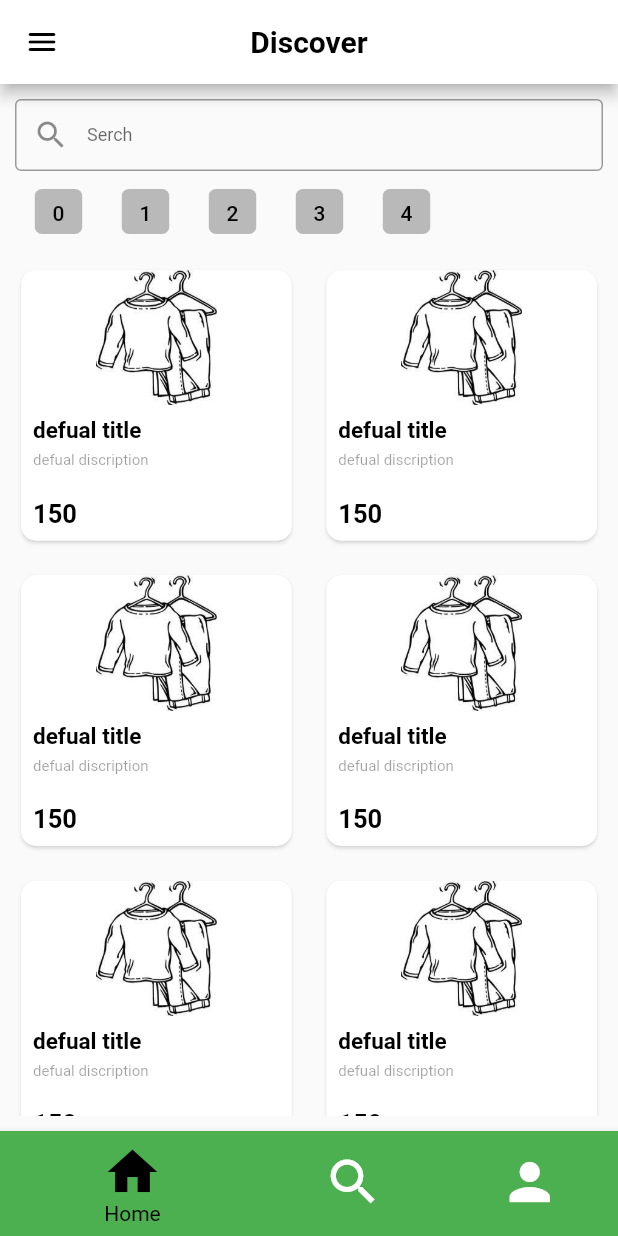
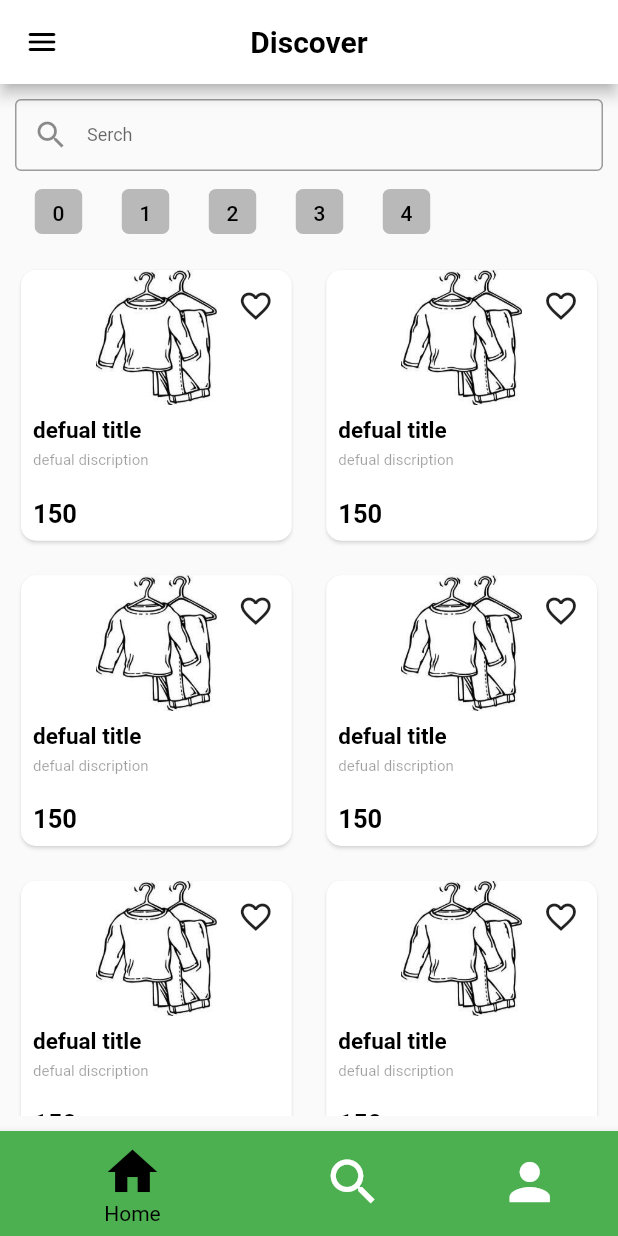
Before and after one commit to Krupal01/shopping_application_bloc_demo, a Flutter app: the HomeScreen screen opened by its route, on a phone screen of 412 x 824 dp. Run offline on Flutter 3.47's test engine with Material 2 defaults, Android fonts, the phone set to English and light mode, and no system bars.

Commit message:
ADD : favorite in item

```diff
--- a/lib/widgets/shopping_item.dart
+++ b/lib/widgets/shopping_item.dart
@@ -1,12 +1,11 @@
-
 import 'package:flutter/material.dart';
 import 'package:shopping_application_bloc_demo/widgets/spacer.dart';
 
-class ShoppingItem extends StatelessWidget {
+class ShoppingItem extends StatefulWidget {
   final double? height, width;
   final String imageUrl;
   final String? title, discription, price;
-  final bool? isFavorite;
+  bool? isFavorite;
   final Function? onFavoriteTap;
   final Function? onItemTap;
   final Function? onAddToCart;
@@ -26,6 +25,11 @@ class ShoppingItem extends StatelessWidget {
   }) : super(key: key);
 
   @override
+  State<ShoppingItem> createState() => _ShoppingItemState();
+}
+
+class _ShoppingItemState extends State<ShoppingItem> {
+  @override
   Widget build(BuildContext context) {
     return Card(
       semanticContainer: true,
@@ -36,10 +40,35 @@ class ShoppingItem extends StatelessWidget {
       ),
       child: Column(
         children: [
-          const Expanded(
-            child: Image(
-              image: AssetImage("assets/images/clothes_default.jpeg"),
-              fit: BoxFit.fill,
+          Expanded(
+            child: Stack(
+              alignment: AlignmentDirectional.topEnd,
+              children: [
+                const SizedBox(
+                  width: double.infinity,
+                  height: double.infinity,
+                  child: Image(
+                    image: AssetImage("assets/images/clothes_default.jpeg"),
+                    fit: BoxFit.fitHeight,
+                  ),
+                ),
+                IconButton(
+                  onPressed: () {
+                    setState(() {
+                      widget.isFavorite = !(widget.isFavorite ?? false);
+                    });
+                    widget.onFavoriteTap!();
+                  },
+                  icon: (widget.isFavorite ?? false)
+                      ? const Icon(
+                          Icons.favorite,
+                          color: Colors.red,
+                        )
+                      : const Icon(
+                          Icons.favorite_border,
+                        ),
+                ),
+              ],
             ),
             // child: FadeInImage.assetNetwork(
             //   placeholder: "assets/images/clothes_default.jpg",
@@ -52,10 +81,9 @@ class ShoppingItem extends StatelessWidget {
               child: Column(
                 mainAxisAlignment: MainAxisAlignment.start,
                 crossAxisAlignment: CrossAxisAlignment.start,
-
                 children: [
                   Text(
-                    title ?? "defual title",
+                    widget.title ?? "defual title",
                     style: const TextStyle(
                         fontSize: 15,
                         color: Colors.black,
@@ -65,7 +93,7 @@ class ShoppingItem extends StatelessWidget {
                   Space(height: 5),
                   Expanded(
                     child: Text(
-                      discription ?? "defual discription",
+                      widget.discription ?? "defual discription",
                       style: const TextStyle(
                         fontSize: 10,
                         color: Colors.black38,
@@ -75,7 +103,7 @@ class ShoppingItem extends StatelessWidget {
                   ),
                   Space(height: 5),
                   Text(
-                    price ?? "150",
+                    widget.price ?? "150",
                     style: const TextStyle(
                         fontSize: 17,
                         color: Colors.black,
```
